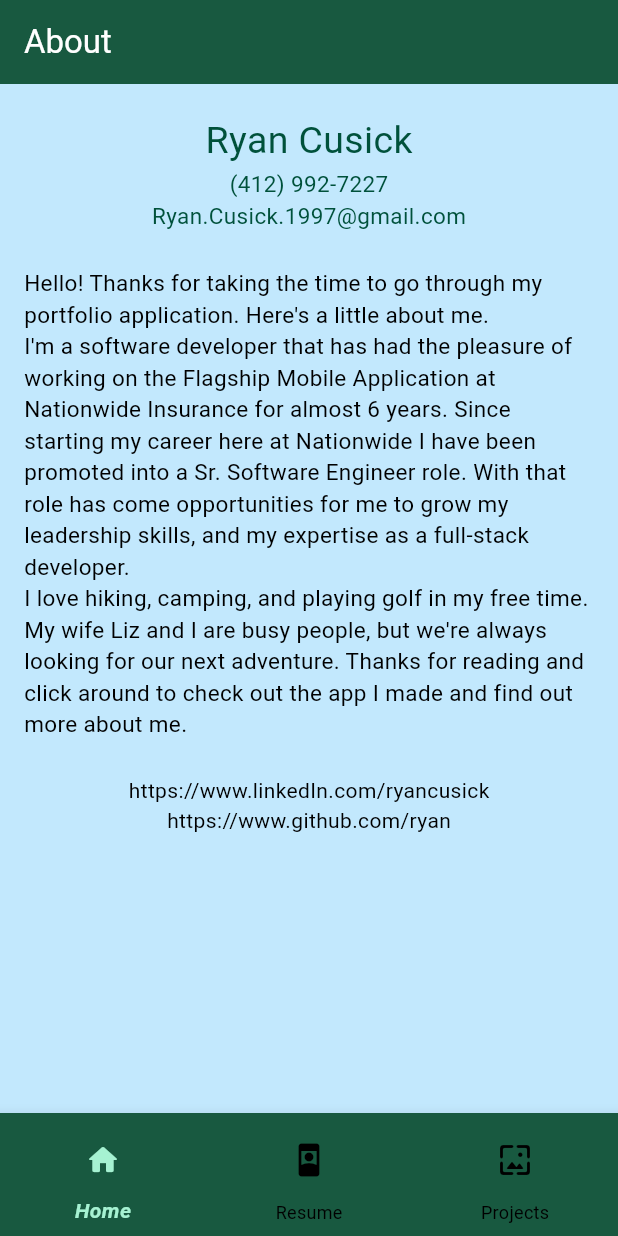
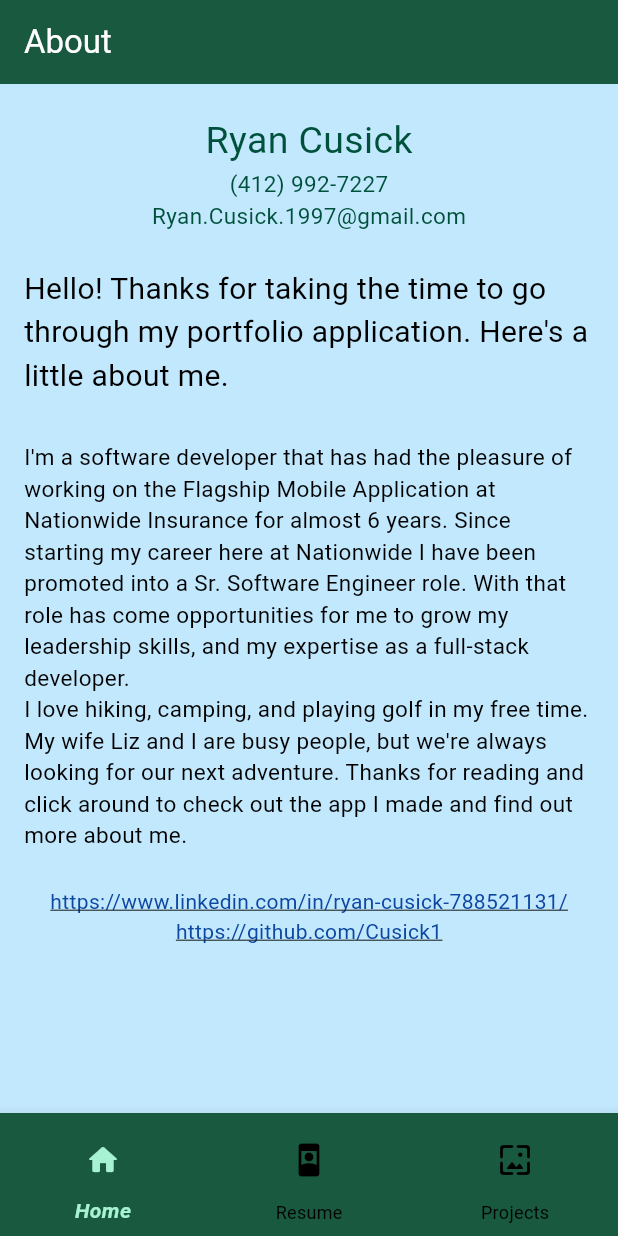
Before and after one commit to Cusick1/portfolio, a Flutter app: the screen it shows after launch, on a phone screen of 412 x 824 dp. Run offline on Flutter 3.47's test engine with Material 3 defaults, Android fonts, the phone set to English and light mode, and no system bars; our stand-ins replace flutter_bloc.

Commit message:
added url_launcher and implemented it for linkedIn and GitHub links

```diff
--- a/lib/constants.dart
+++ b/lib/constants.dart
@@ -1,8 +1,11 @@
 class Constants {
-  static const String summary =
-      'Hello! Thanks for taking the time to go through my portfolio application. Here\'s a little about me.\nI\'m a software developer that has had the pleasure of working on the Flagship Mobile Application at Nationwide Insurance for almost 6 years. Since starting my career here at Nationwide I have been promoted into a Sr. Software Engineer role. With that role has come opportunities for me to grow my leadership skills, and my expertise as a full-stack developer.\nI love hiking, camping, and playing golf in my free time. My wife Liz and I are busy people, but we\'re always looking for our next adventure. Thanks for reading and click around to check out the app I made and find out more about me.';
-  static const String linkedInLink = 'https://www.linkedIn.com/ryancusick';
-  static const String gitHubLink = 'https://www.github.com/ryan';
+  static const String summaryPart1 =
+      'Hello! Thanks for taking the time to go through my portfolio application. Here\'s a little about me.\n';
+  static const String summaryPart2 =
+      'I\'m a software developer that has had the pleasure of working on the Flagship Mobile Application at Nationwide Insurance for almost 6 years. Since starting my career here at Nationwide I have been promoted into a Sr. Software Engineer role. With that role has come opportunities for me to grow my leadership skills, and my expertise as a full-stack developer.\nI love hiking, camping, and playing golf in my free time. My wife Liz and I are busy people, but we\'re always looking for our next adventure. Thanks for reading and click around to check out the app I made and find out more about me.';
+  static const String linkedInLink =
+      'https://www.linkedin.com/in/ryan-cusick-788521131/';
+  static const String gitHubLink = 'https://github.com/Cusick1';
   static const String resumeProfile =
       'Results-driven software engineer with expertise in Dart, Flutter, Java, Spring Boot, microservices, and cloud-native architectures. Skilled at leading teams through the software development life cycle to deliver enterprise-grade solutions, optimize real-time data processing, and drive business value. Adept at solving complex technical challenges, deploying production-ready code, and collaborating cross-functionally in Agile environments.';
 }
--- a/lib/presentation/about_page.dart
+++ b/lib/presentation/about_page.dart
@@ -1,9 +1,17 @@
 import 'package:flutter/material.dart';
+import 'package:url_launcher/url_launcher.dart';
 import 'package:portfolio/constants.dart';
 import 'package:portfolio/presentation/widgets/contact_info.dart';
 
 class About extends StatelessWidget {
   const About({super.key});
+
+  Future<void> _launchUrl(String url) async {
+    final Uri uri = Uri.parse(url);
+    if (!await launchUrl(uri, mode: LaunchMode.externalApplication)) {
+      throw Exception('Could not launch $url');
+    }
+  }
 
   @override
   Widget build(BuildContext context) {
@@ -16,9 +24,16 @@ class About extends StatelessWidget {
           SizedBox(height: 12),
           Padding(padding: const EdgeInsets.all(8.0), child: ContactInfo()),
           Padding(
-            padding: const EdgeInsets.all(16.0),
+            padding: const EdgeInsets.fromLTRB(16.0, 16.0, 16.0, 0.0),
             child: Text(
-              Constants.summary,
+              Constants.summaryPart1,
+              style: TextStyle(fontSize: 20, color: Colors.black),
+            ),
+          ),
+          Padding(
+            padding: const EdgeInsets.fromLTRB(16.0, 0.0, 16.0, 16.0),
+            child: Text(
+              Constants.summaryPart2,
               style: TextStyle(fontSize: 15, color: Colors.black),
             ),
           ),
@@ -26,13 +41,25 @@ class About extends StatelessWidget {
             padding: const EdgeInsets.all(8.0),
             child: Column(
               children: [
-                Text(
-                  Constants.linkedInLink,
-                  style: TextStyle(color: Colors.black),
+                InkWell(
+                  onTap: () => _launchUrl(Constants.linkedInLink),
+                  child: Text(
+                    Constants.linkedInLink,
+                    style: TextStyle(
+                      color: Colors.blue[900],
+                      decoration: TextDecoration.underline,
+                    ),
+                  ),
                 ),
-                Text(
-                  Constants.gitHubLink,
-                  style: TextStyle(color: Colors.black),
+                InkWell(
+                  onTap: () => _launchUrl(Constants.gitHubLink),
+                  child: Text(
+                    Constants.gitHubLink,
+                    style: TextStyle(
+                      color: Colors.blue[900],
+                      decoration: TextDecoration.underline,
+                    ),
+                  ),
                 ),
               ],
             ),
--- a/pubspec.yaml
+++ b/pubspec.yaml
@@ -36,6 +36,7 @@ dependencies:
   cupertino_icons: ^1.0.8
   google_fonts: ^6.2.1
   flutter_bloc: ^9.1.1
+  url_launcher: ^6.3.1
 
 dev_dependencies:
   flutter_test:
```
Also changed, not shown: pubspec.lock, 6 other files.
